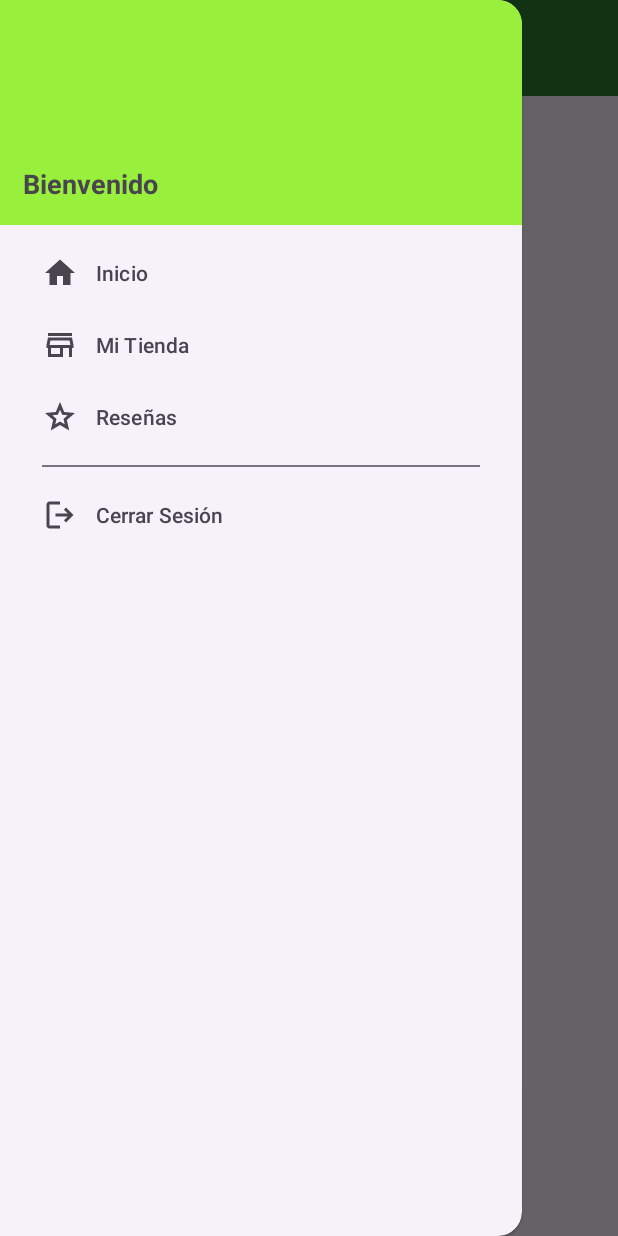
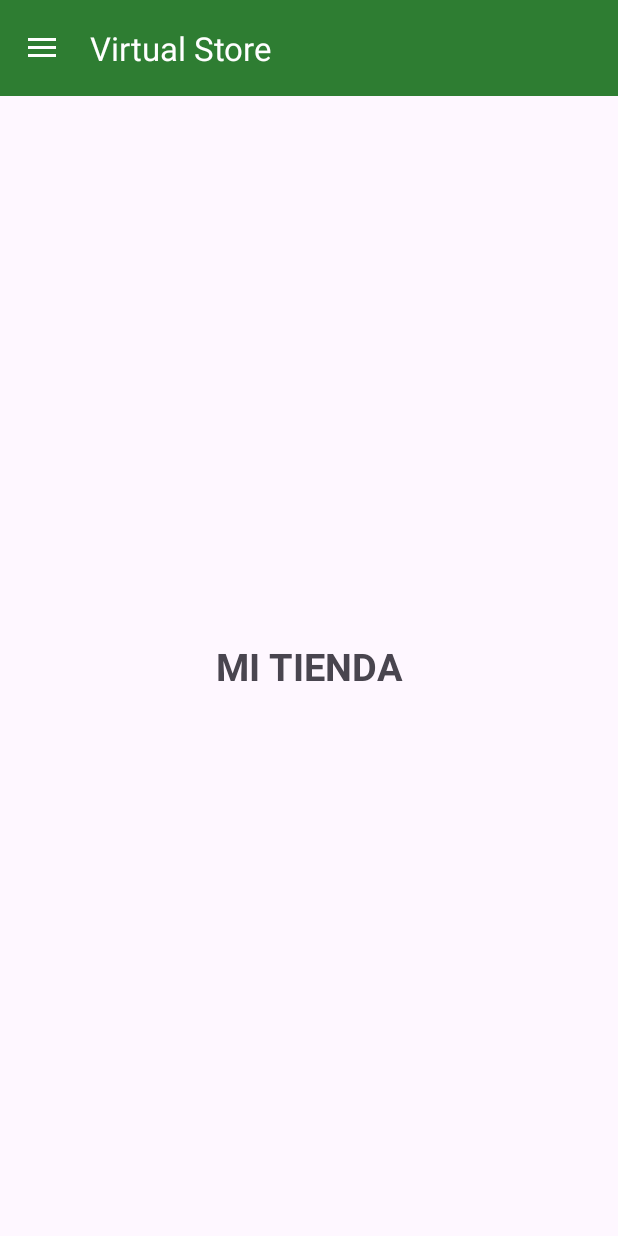
Before and after one commit to H3721N/My_Virtual_Store, an Android app: the MainActivityVendedor screen opened directly, with no data from a screen before it, in the side drawer, after a tap on "Mi Tienda", on a phone screen of 412 x 824 dp. Run offline under Robolectric (Android 15) with nearby library versions, the phone set to English and light mode, and no system bars.

Commit message:
Se implementa la navegacion en el navbar de vendedor y se crean mensajes cuando se abre y cierr el menu

```diff
--- a/app/src/main/java/com/gomez/herlin/mi_tiendita_virtual/vendedor/MainActivityVendedor.kt
+++ b/app/src/main/java/com/gomez/herlin/mi_tiendita_virtual/vendedor/MainActivityVendedor.kt
@@ -1,13 +1,80 @@
 package com.gomez.herlin.mi_tiendita_virtual.vendedor
 
 import android.os.Bundle
+import android.view.Gravity
+import android.view.MenuItem
+import android.widget.Toast
 import androidx.activity.enableEdgeToEdge
+import androidx.appcompat.app.ActionBarDrawerToggle
 import androidx.appcompat.app.AppCompatActivity
 import com.gomez.herlin.mi_tiendita_virtual.R
+import com.gomez.herlin.mi_tiendita_virtual.databinding.ActivityMainVendedorBinding
+import com.google.android.material.navigation.NavigationView
+import androidx.appcompat.widget.Toolbar
+import androidx.core.view.GravityCompat
+import androidx.fragment.app.Fragment
+import com.gomez.herlin.mi_tiendita_virtual.vendedor.Bottom_Nav_Fragment_V.FragmentMIsProductosV
+import com.gomez.herlin.mi_tiendita_virtual.vendedor.Bottom_Nav_Fragment_V.FragmentOrdenesV
+import com.gomez.herlin.mi_tiendita_virtual.vendedor.Nav_Fragment_Vendedor.FragmentInicioV
+import com.gomez.herlin.mi_tiendita_virtual.vendedor.Nav_Fragment_Vendedor.FragmentMiTiendaV
+import com.gomez.herlin.mi_tiendita_virtual.vendedor.Nav_Fragment_Vendedor.FragmentResenaV
 
-class MainActivityVendedor : AppCompatActivity() {
+class MainActivityVendedor : AppCompatActivity(), NavigationView.OnNavigationItemSelectedListener {
+
+    private lateinit var binding: ActivityMainVendedorBinding
+
     override fun onCreate(savedInstanceState: Bundle?) {
         super.onCreate(savedInstanceState)
-        setContentView(R.layout.activity_main_vendedor)
+        binding = ActivityMainVendedorBinding.inflate(layoutInflater)
+        setContentView(binding.root)
+
+        val toolbar = findViewById<Toolbar>(R.id.toolbar)
+        setSupportActionBar(toolbar)
+
+        binding.navigationView.setNavigationItemSelectedListener(this)
+
+        val toggle = ActionBarDrawerToggle(
+            this,
+            binding.drawerLayout,
+            toolbar,
+            R.string.open_drawer,
+            R.string.close_drawer
+        )
+
+        binding.drawerLayout.addDrawerListener(toggle)
+        toggle.syncState()
+
+        replaceFragment(FragmentInicioV())
+        binding.navigationView.setCheckedItem(R.id.op_inicio_v)
+    }
+
+    private fun replaceFragment(fragment: Fragment) {
+        supportFragmentManager.beginTransaction()
+            .replace(R.id.navFragment, fragment).commit()
+    }
+
+    override fun onNavigationItemSelected(item: MenuItem): Boolean {
+        when (item.itemId) {
+            R.id.op_inicio_v -> {
+                replaceFragment(FragmentInicioV())
+            }
+            R.id.op_mi_tienda_v -> {
+                replaceFragment(FragmentMiTiendaV())
+            }
+            R.id.op_resenia_v -> {
+                replaceFragment(FragmentResenaV())
+            }
+            R.id.op_cerrar_sesion_v -> {
+                Toast.makeText(applicationContext, "Saliste de la sesion", Toast.LENGTH_SHORT).show()
+            }
+            R.id.op_mis_productos_v -> {
+                replaceFragment(FragmentMIsProductosV())
+            }
+            R.id.op_mis_ordenes_v -> {
+                replaceFragment(FragmentOrdenesV())
+            }
+        }
+        binding.drawerLayout.closeDrawer(GravityCompat.START)
+        return true
     }
 }
--- a/app/src/main/res/values/strings.xml
+++ b/app/src/main/res/values/strings.xml
@@ -12,4 +12,7 @@
     <!-- TODO: Remove or change this placeholder text -->
     <string name="hello_blank_fragment">Hello blank fragment</string>
 
+    <string name="open_drawer">Abrir menú</string>
+    <string name="close_drawer">Cerrar menú</string>
+
 </resources>
```
